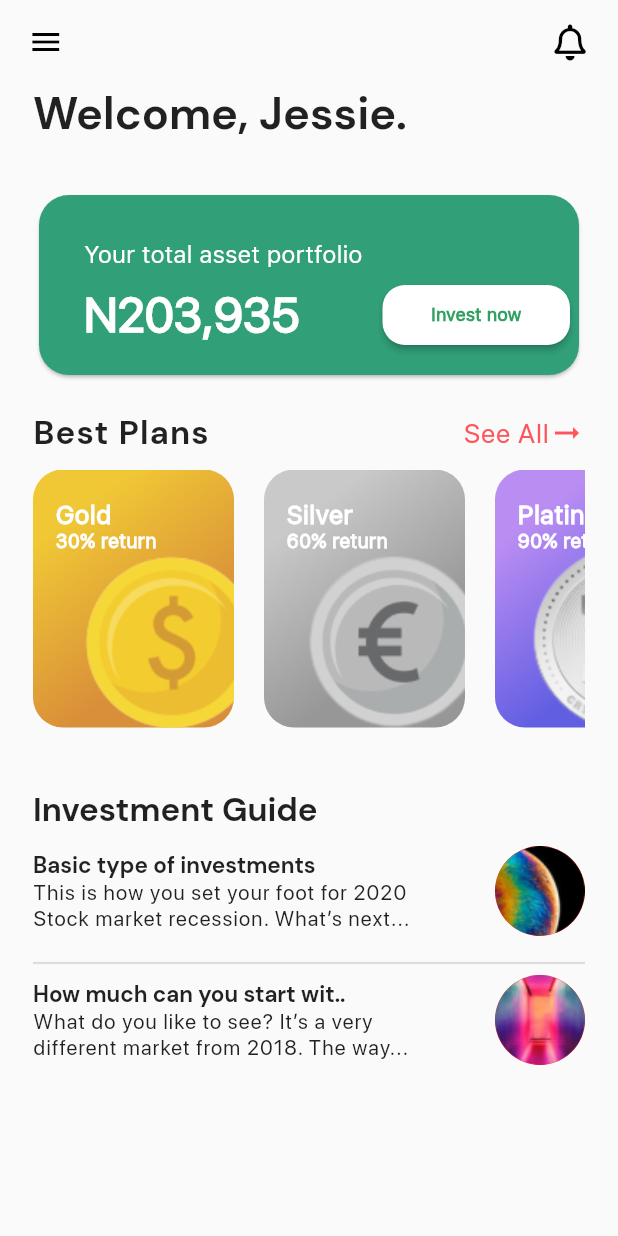
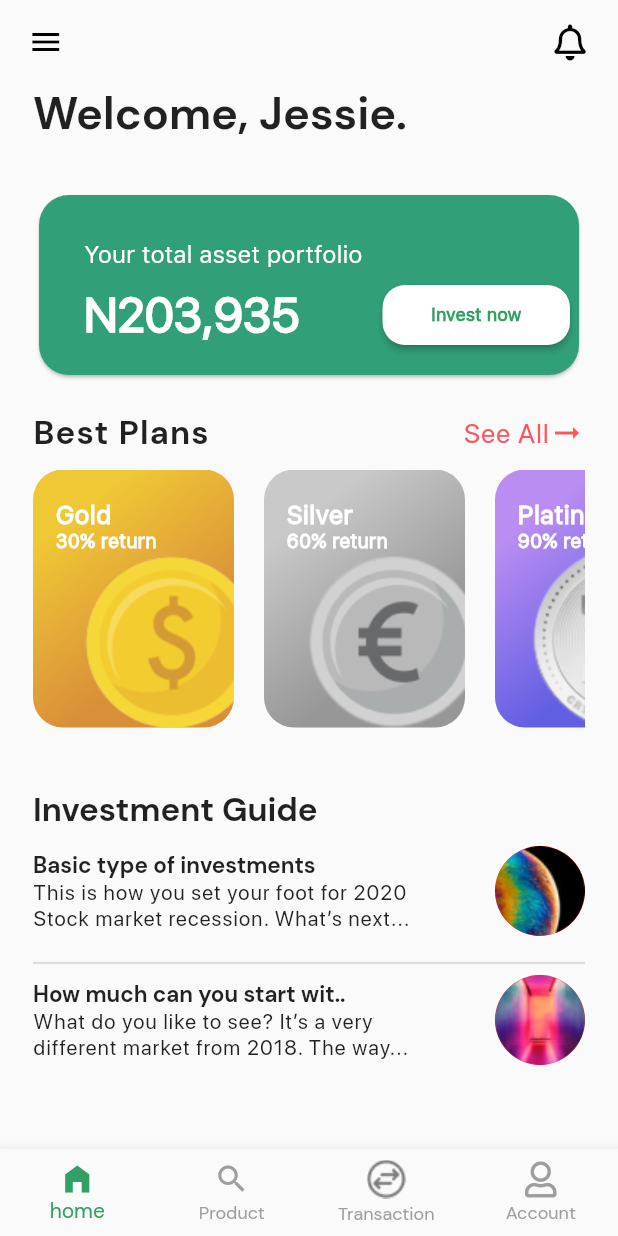
Before and after one commit to imdadAdelabou/InvestApp, a Flutter app: the HomeView screen opened by its route, on a phone screen of 412 x 824 dp. Run offline on Flutter 3.47's test engine with Material 2 defaults, Android fonts, the phone set to English and light mode, and no system bars; our stand-ins replace font_awesome_flutter.

Commit message:
Currently designing bottom bar

```diff
--- a/mobileApp/invest_app/lib/views/home/home.view.dart
+++ b/mobileApp/invest_app/lib/views/home/home.view.dart
@@ -107,6 +107,37 @@ class HomeView extends StatelessWidget {
             ],
           ),
         ),
+        bottomNavigationBar: BottomNavigationBar(
+          type: BottomNavigationBarType.fixed,
+          showUnselectedLabels: true,
+          unselectedItemColor: Colors.grey,
+          selectedItemColor: const Color(0xff31A063),
+          selectedLabelStyle: const TextStyle(
+            fontFamily: "DMSANS",
+          ),
+          unselectedLabelStyle: const TextStyle(
+            fontFamily: "DMSANS",
+            color: Colors.grey,
+          ),
+          items: [
+            const BottomNavigationBarItem(
+              label: "home",
+              icon: Icon(Icons.home_filled),
+            ),
+            const BottomNavigationBarItem(
+              icon: Icon(Icons.search),
+              label: "Product",
+            ),
+            BottomNavigationBarItem(
+              icon: Image.asset("assets/imgs/Shape.png"),
+              label: "Transaction",
+            ),
+            const BottomNavigationBarItem(
+              label: "Account",
+              icon: Icon(FontAwesomeIcons.user),
+            )
+          ],
+        ),
       ),
     );
   }
```
Also changed, not shown: mobileApp/invest_app/assets/imgs/Shape.png (added).
